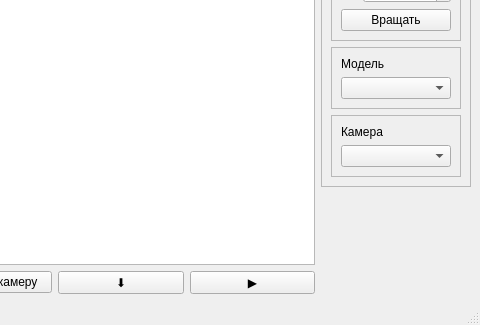
This is lab_03/design.ui in migregal/bmstu-iu7-oop as Qt 5 draws it before an edit; both pictures show x 607 to 1087 and y 377 to 702 of the 1087 by 702 pixel window. The edited form follows.
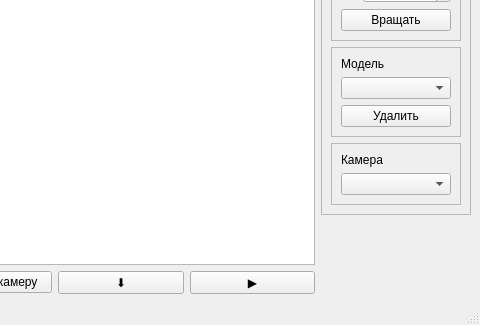
This is the edited form.

Commit message: Model removing added

What changed in the file:
```diff
--- a/lab_03/design.ui
+++ b/lab_03/design.ui
@@ -325,6 +325,13 @@
           <item>
            <widget class="QComboBox" name="model_choose"/>
           </item>
+          <item>
+           <widget class="QPushButton" name="delete_model">
+            <property name="text">
+             <string>Удалить</string>
+            </property>
+           </widget>
+          </item>
          </layout>
         </widget>
        </item>
```
Left out of the diff: 1 changed line with no effect on the pictures. The commit also changes 4 other files.
